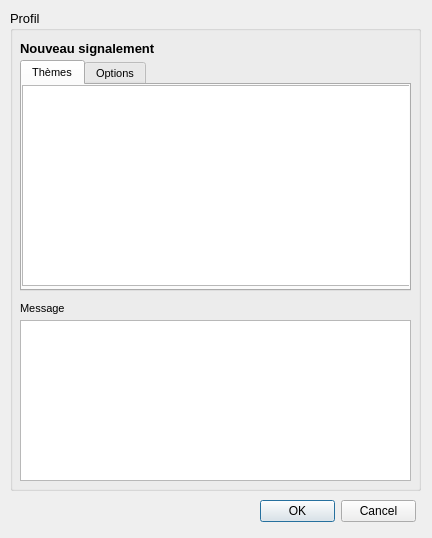
IGNF/espace-collaboratif-qgis-plugin, file FormCreerRemarque_base.ui: the form before one commit.
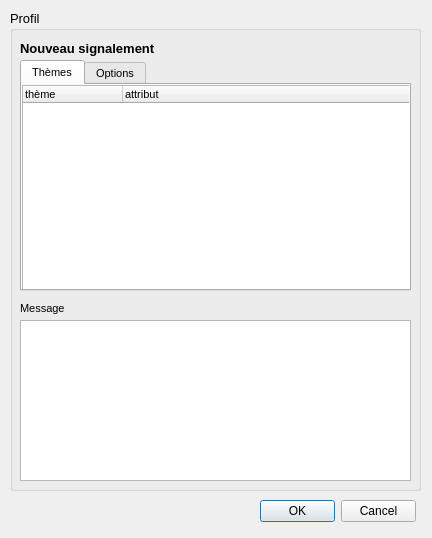
The form after the commit.

Commit message: Ajout des attributs de thème dans la forme de création nouveau signalement

The edit to the form file:
```diff
--- a/FormCreerRemarque_base.ui
+++ b/FormCreerRemarque_base.ui
@@ -53,15 +53,34 @@
      <attribute name="title">
       <string>Thèmes</string>
      </attribute>
-     <widget class="QListWidget" name="listWidgetThemes">
+     <widget class="QTreeWidget" name="treeWidget">
       <property name="geometry">
        <rect>
         <x>0</x>
         <y>0</y>
         <width>391</width>
-        <height>201</height>
+        <height>211</height>
        </rect>
       </property>
+      <property name="sizePolicy">
+       <sizepolicy hsizetype="Maximum" vsizetype="Expanding">
+        <horstretch>0</horstretch>
+        <verstretch>0</verstretch>
+       </sizepolicy>
+      </property>
+      <property name="itemsExpandable">
+       <bool>true</bool>
+      </property>
+      <column>
+       <property name="text">
+        <string>thème</string>
+       </property>
+      </column>
+      <column>
+       <property name="text">
+        <string>attribut</string>
+       </property>
+      </column>
      </widget>
     </widget>
     <widget class="QWidget" name="tabOption">
```
The commit also changes 6 other files.
